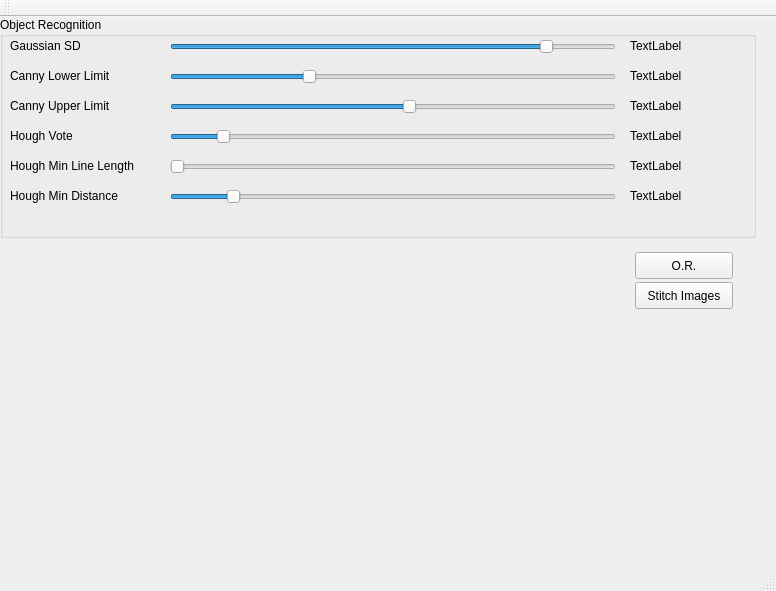
ironage/VISOR, file mainwindow.ui: the form before one commit.
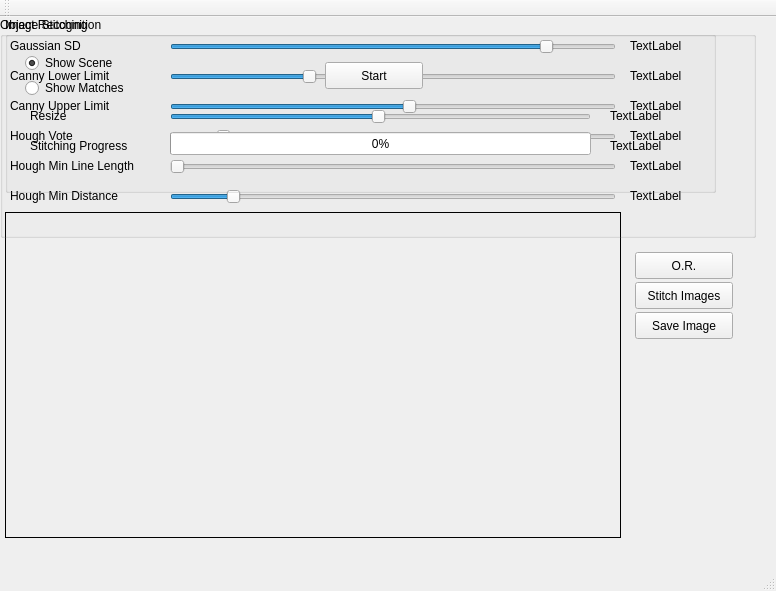
The form after the commit.

Commit message: UI parameters for stitching

Patch:
```diff
--- a/mainwindow.ui
+++ b/mainwindow.ui
@@ -23,6 +23,9 @@
       <height>326</height>
      </rect>
     </property>
+    <property name="frameShape">
+     <enum>QFrame::Box</enum>
+    </property>
     <property name="text">
      <string/>
     </property>
@@ -487,6 +490,164 @@
      </property>
     </widget>
    </widget>
+   <widget class="QPushButton" name="saveImageButton">
+    <property name="geometry">
+     <rect>
+      <x>635</x>
+      <y>295</y>
+      <width>98</width>
+      <height>27</height>
+     </rect>
+    </property>
+    <property name="text">
+     <string>Save Image</string>
+    </property>
+   </widget>
+   <widget class="QGroupBox" name="groupBox_IS">
+    <property name="enabled">
+     <bool>true</bool>
+    </property>
+    <property name="geometry">
+     <rect>
+      <x>5</x>
+      <y>0</y>
+      <width>711</width>
+      <height>176</height>
+     </rect>
+    </property>
+    <property name="title">
+     <string>Image Stitching</string>
+    </property>
+    <widget class="QRadioButton" name="radioButtonScene">
+     <property name="geometry">
+      <rect>
+       <x>20</x>
+       <y>35</y>
+       <width>116</width>
+       <height>22</height>
+      </rect>
+     </property>
+     <property name="text">
+      <string>Show Scene</string>
+     </property>
+     <property name="checked">
+      <bool>true</bool>
+     </property>
+    </widget>
+    <widget class="QRadioButton" name="radioButtonMatches">
+     <property name="geometry">
+      <rect>
+       <x>20</x>
+       <y>60</y>
+       <width>136</width>
+       <height>22</height>
+      </rect>
+     </property>
+     <property name="text">
+      <string>Show Matches</string>
+     </property>
+    </widget>
+    <widget class="QSlider" name="slider_IS_resize">
+     <property name="geometry">
+      <rect>
+       <x>165</x>
+       <y>85</y>
+       <width>421</width>
+       <height>29</height>
+      </rect>
+     </property>
+     <property name="minimum">
+      <number>1</number>
+     </property>
+     <property name="maximum">
+      <number>100</number>
+     </property>
+     <property name="sliderPosition">
+      <number>50</number>
+     </property>
+     <property name="orientation">
+      <enum>Qt::Horizontal</enum>
+     </property>
+    </widget>
+    <widget class="QLabel" name="label_7">
+     <property name="geometry">
+      <rect>
+       <x>25</x>
+       <y>90</y>
+       <width>66</width>
+       <height>17</height>
+      </rect>
+     </property>
+     <property name="text">
+      <string>Resize</string>
+     </property>
+    </widget>
+    <widget class="QProgressBar" name="progressBar">
+     <property name="geometry">
+      <rect>
+       <x>165</x>
+       <y>115</y>
+       <width>421</width>
+       <height>23</height>
+      </rect>
+     </property>
+     <property name="value">
+      <number>0</number>
+     </property>
+    </widget>
+    <widget class="QLabel" name="label_8">
+     <property name="geometry">
+      <rect>
+       <x>25</x>
+       <y>120</y>
+       <width>131</width>
+       <height>17</height>
+      </rect>
+     </property>
+     <property name="text">
+      <string>Stitching Progress</string>
+     </property>
+    </widget>
+    <widget class="QLabel" name="label_IS_resize">
+     <property name="geometry">
+      <rect>
+       <x>605</x>
+       <y>90</y>
+       <width>66</width>
+       <height>17</height>
+      </rect>
+     </property>
+     <property name="text">
+      <string>TextLabel</string>
+     </property>
+    </widget>
+    <widget class="QLabel" name="label_IS_progress">
+     <property name="geometry">
+      <rect>
+       <x>605</x>
+       <y>120</y>
+       <width>66</width>
+       <height>17</height>
+      </rect>
+     </property>
+     <property name="text">
+      <string>TextLabel</string>
+     </property>
+    </widget>
+    <widget class="QPushButton" name="button_IS_select">
+     <property name="geometry">
+      <rect>
+       <x>320</x>
+       <y>45</y>
+       <width>98</width>
+       <height>27</height>
+      </rect>
+     </property>
+     <property name="text">
+      <string>Start</string>
+     </property>
+    </widget>
+   </widget>
   </widget>
   <widget class="QMenuBar" name="menuBar">
    <property name="geometry">
```
The commit also changes 4 other files.
